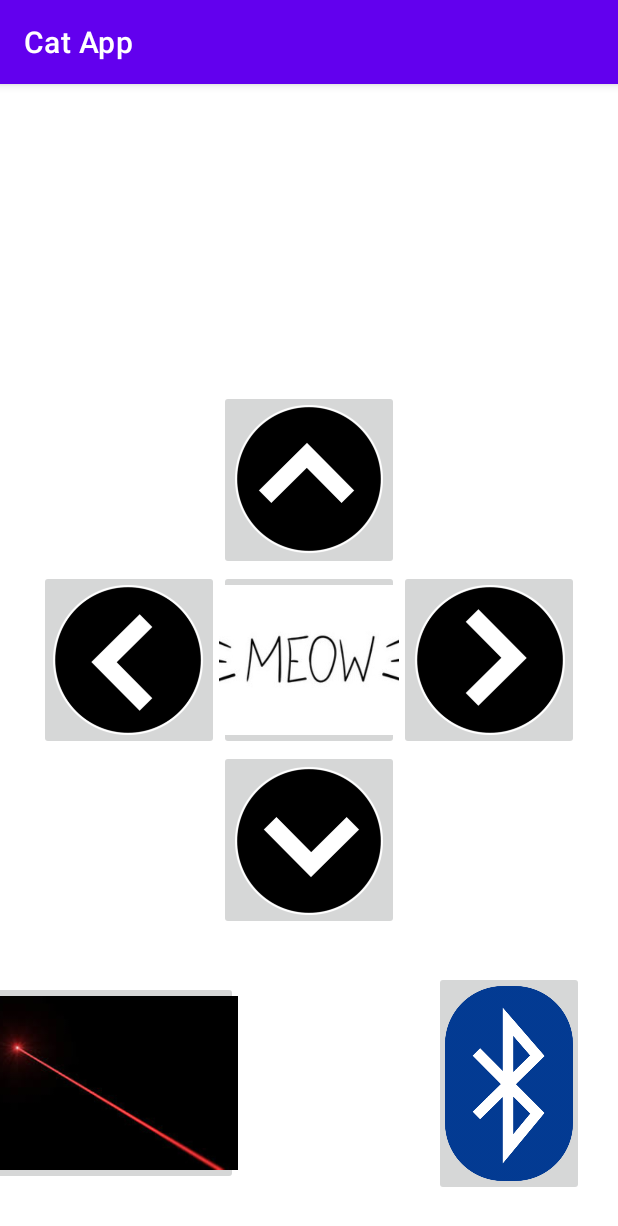
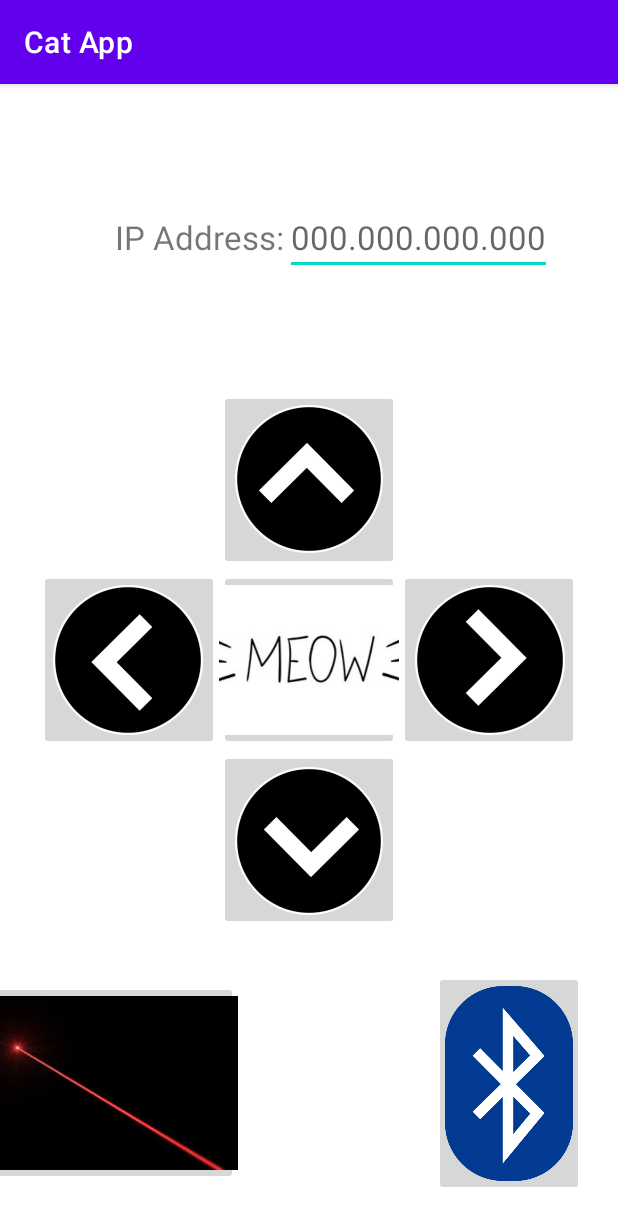
Before and after one commit to harrisonbruh/hackathon2023, an Android app: the screen it shows after launch (MainActivity), on a phone screen of 412 x 824 dp. Shown: the top 1226 px of the screen. Run offline under Robolectric (Android 15) with nearby library versions, the phone set to English and light mode, and no system bars.

Commit message:
ip address input bar

```diff
--- a/app/src/main/java/com/example/catapp/MainActivity.java
+++ b/app/src/main/java/com/example/catapp/MainActivity.java
@@ -11,6 +11,7 @@ import android.os.Bundle;
 import android.util.Log;
 import android.view.View;
 
+import android.widget.EditText;
 import android.widget.ImageButton;
 import android.os.ParcelUuid;
 
@@ -38,6 +39,7 @@ public class MainActivity extends AppCompatActivity {
     ImageButton lButton;
     ImageButton uButton;
     ImageButton dButton;
+    EditText ipaddress;
 
     //Initialize meow media files
     MediaPlayer meow1;
@@ -81,7 +83,7 @@ public class MainActivity extends AppCompatActivity {
         uButton = findViewById(R.id.upButton);
         uButton.setImageResource(R.drawable.uparrow);
 
-
+        ipaddress = findViewById(R.id.ipinput);
 
         //unsure on casting, assuming this is a subclass of Context
         manager = (BluetoothManager) this.getSystemService(BLUETOOTH_SERVICE);
--- a/app/src/main/res/layout/activity_main.xml
+++ b/app/src/main/res/layout/activity_main.xml
@@ -95,4 +95,27 @@
         app:layout_constraintTop_toBottomOf="@+id/downButton"
         app:srcCompat="@drawable/laser" />
 
+    <EditText
+        android:id="@+id/ipinput"
+        android:layout_width="wrap_content"
+        android:layout_height="wrap_content"
+        android:hint="000.000.000.000"
+        android:textSize="10pt"
+        app:layout_constraintBottom_toTopOf="@+id/upButton"
+        app:layout_constraintEnd_toEndOf="parent"
+        app:layout_constraintStart_toStartOf="@+id/upButton"
+        app:layout_constraintTop_toTopOf="parent" />
+
+    <TextView
+        android:id="@+id/iplabel"
+        android:layout_width="wrap_content"
+        android:layout_height="wrap_content"
+        android:inputType="textPersonName"
+        android:text="IP Address:"
+        android:textSize="10pt"
+        app:layout_constraintBottom_toTopOf="@+id/upButton"
+        app:layout_constraintEnd_toEndOf="@+id/upButton"
+        app:layout_constraintStart_toStartOf="parent"
+        app:layout_constraintTop_toTopOf="parent" />
+
 </androidx.constraintlayout.widget.ConstraintLayout>
```
